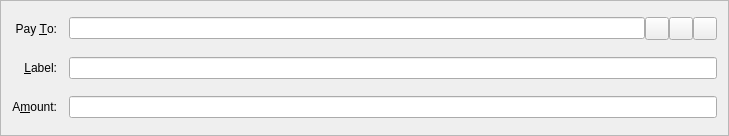
The window that src/qt/forms/sendcoinsentry.ui (raffermeko/bitcoin) describes before a commit, drawn with Qt 5.
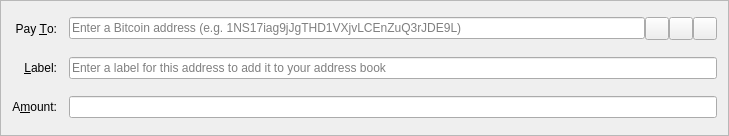
The same window after the commit. Icons and pictures are not drawn. Custom widgets are drawn as their Qt base class.

Commit message: move label placeholdertext from sendcoinsentry.cpp to ui-file

The edit to the form file:
```diff
--- a/src/qt/forms/sendcoinsentry.ui
+++ b/src/qt/forms/sendcoinsentry.ui
@@ -65,6 +65,9 @@
        <property name="toolTip">
         <string>Enter a label for this address to add it to your address book</string>
        </property>
+       <property name="placeholderText">
+        <string>Enter a label for this address to add it to your address book</string>
+       </property>
       </widget>
      </item>
     </layout>
@@ -95,6 +98,9 @@
        <property name="maxLength">
         <number>34</number>
        </property>
+       <property name="placeholderText">
+        <string>Enter a Bitcoin address (e.g. 1NS17iag9jJgTHD1VXjvLCEnZuQ3rJDE9L)</string>
+       </property>
       </widget>
      </item>
      <item>
```
The commit also changes 1 other file.
